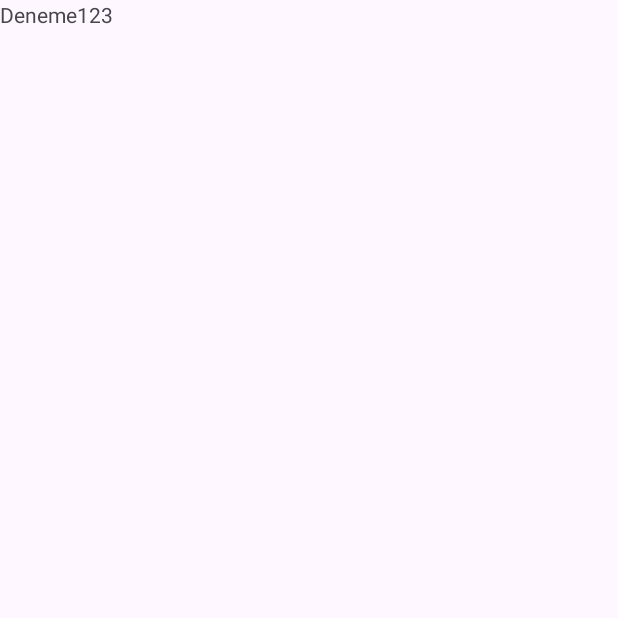
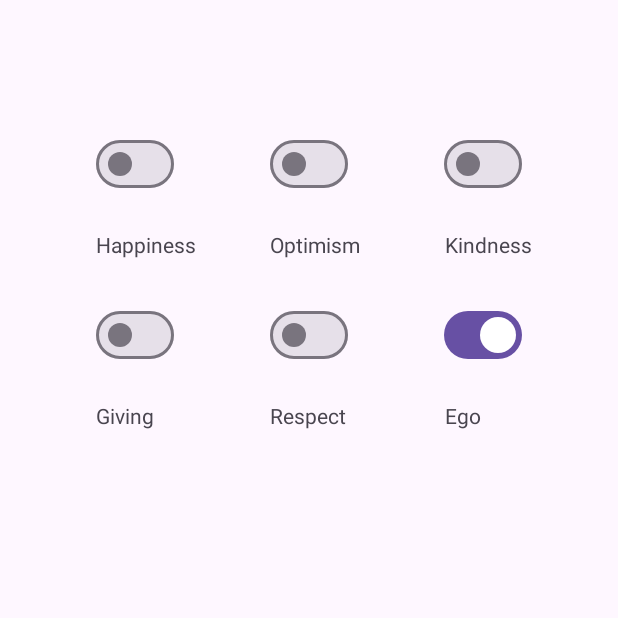
Before and after one commit to thwisse/DisableTheEgo, an Android app: the screen it shows after launch (MainActivity), on a phone screen of 412 x 824 dp, the top half of it. Before the commit the part shown is almost empty. Run offline under Robolectric (Android 15) with nearby library versions, the phone set to English and light mode, and no system bars.

Commit message:
swithcler eklendi

```diff
--- a/DisableTheEgo/app/src/main/res/layout/fragment_main.xml
+++ b/DisableTheEgo/app/src/main/res/layout/fragment_main.xml
@@ -1,14 +1,134 @@
 <?xml version="1.0" encoding="utf-8"?>
-<FrameLayout xmlns:android="http://schemas.android.com/apk/res/android"
+<androidx.constraintlayout.widget.ConstraintLayout xmlns:android="http://schemas.android.com/apk/res/android"
+    xmlns:app="http://schemas.android.com/apk/res-auto"
     xmlns:tools="http://schemas.android.com/tools"
     android:layout_width="match_parent"
     android:layout_height="match_parent"
     tools:context=".MainFragment">
 
-    <!-- TODO: Update blank fragment layout -->
     <TextView
-        android:layout_width="match_parent"
-        android:layout_height="match_parent"
-        android:text="Deneme123" />
+        android:id="@+id/twKindness"
+        android:layout_width="wrap_content"
+        android:layout_height="wrap_content"
+        android:layout_marginStart="56dp"
+        android:layout_marginTop="20dp"
+        android:layout_marginEnd="57dp"
+        android:text="@string/kindness"
+        app:layout_constraintEnd_toEndOf="parent"
+        app:layout_constraintStart_toEndOf="@+id/twOptimism"
+        app:layout_constraintTop_toBottomOf="@+id/swKindness" />
 
-</FrameLayout>
+    <TextView
+        android:id="@+id/twHappiness"
+        android:layout_width="wrap_content"
+        android:layout_height="wrap_content"
+        android:layout_marginStart="64dp"
+        android:layout_marginTop="20dp"
+        android:text="@string/happiness"
+        app:layout_constraintStart_toStartOf="parent"
+        app:layout_constraintTop_toBottomOf="@+id/swHappiness" />
+
+    <TextView
+        android:id="@+id/twOptimism"
+        android:layout_width="wrap_content"
+        android:layout_height="wrap_content"
+        android:layout_marginStart="49dp"
+        android:layout_marginTop="20dp"
+        android:text="@string/optimism"
+        app:layout_constraintStart_toEndOf="@+id/twHappiness"
+        app:layout_constraintTop_toBottomOf="@+id/swOptimism" />
+
+    <com.google.android.material.materialswitch.MaterialSwitch
+        android:id="@+id/swKindness"
+        android:layout_width="wrap_content"
+        android:layout_height="wrap_content"
+        android:layout_marginTop="85dp"
+        app:layout_constraintEnd_toEndOf="parent"
+        app:layout_constraintHorizontal_bias="0.5"
+        app:layout_constraintStart_toEndOf="@+id/swOptimism"
+        app:layout_constraintTop_toTopOf="parent" />
+
+    <com.google.android.material.materialswitch.MaterialSwitch
+        android:id="@+id/swHappiness"
+        android:layout_width="wrap_content"
+        android:layout_height="wrap_content"
+        android:layout_marginTop="85dp"
+        app:layout_constraintEnd_toStartOf="@+id/swOptimism"
+        app:layout_constraintHorizontal_bias="0.5"
+        app:layout_constraintStart_toStartOf="parent"
+        app:layout_constraintTop_toTopOf="parent" />
+
+    <com.google.android.material.materialswitch.MaterialSwitch
+        android:id="@+id/swOptimism"
+        android:layout_width="wrap_content"
+        android:layout_height="wrap_content"
+        android:layout_marginTop="85dp"
+        app:layout_constraintEnd_toStartOf="@+id/swKindness"
+        app:layout_constraintHorizontal_bias="0.5"
+        app:layout_constraintStart_toEndOf="@+id/swHappiness"
+        app:layout_constraintTop_toTopOf="parent" />
+
+    <com.google.android.material.materialswitch.MaterialSwitch
+        android:id="@+id/swEgo"
+        android:layout_width="wrap_content"
+        android:layout_height="wrap_content"
+        android:layout_marginTop="66dp"
+        android:checked="true"
+        app:layout_constraintEnd_toEndOf="parent"
+        app:layout_constraintHorizontal_bias="0.5"
+        app:layout_constraintStart_toEndOf="@+id/swRespect"
+        app:layout_constraintTop_toBottomOf="@+id/swKindness" />
+
+    <com.google.android.material.materialswitch.MaterialSwitch
+        android:id="@+id/swGiving"
+        android:layout_width="wrap_content"
+        android:layout_height="wrap_content"
+        android:layout_marginTop="66dp"
+        app:layout_constraintEnd_toStartOf="@+id/swRespect"
+        app:layout_constraintHorizontal_bias="0.5"
+        app:layout_constraintStart_toStartOf="parent"
+        app:layout_constraintTop_toBottomOf="@+id/swHappiness" />
+
+    <TextView
+        android:id="@+id/twEgo"
+        android:layout_width="wrap_content"
+        android:layout_height="wrap_content"
+        android:layout_marginStart="65dp"
+        android:layout_marginTop="20dp"
+        android:layout_marginEnd="91dp"
+        android:text="@string/ego"
+        app:layout_constraintEnd_toEndOf="parent"
+        app:layout_constraintStart_toEndOf="@+id/twRespect"
+        app:layout_constraintTop_toBottomOf="@+id/swEgo" />
+
+    <TextView
+        android:id="@+id/twRespect"
+        android:layout_width="wrap_content"
+        android:layout_height="wrap_content"
+        android:layout_marginStart="77dp"
+        android:layout_marginTop="20dp"
+        android:text="@string/respect"
+        app:layout_constraintStart_toEndOf="@+id/twGiving"
+        app:layout_constraintTop_toBottomOf="@+id/swRespect" />
+
+    <TextView
+        android:id="@+id/twGiving"
+        android:layout_width="wrap_content"
+        android:layout_height="wrap_content"
+        android:layout_marginStart="64dp"
+        android:layout_marginTop="20dp"
+        android:text="@string/giving"
+        app:layout_constraintStart_toStartOf="parent"
+        app:layout_constraintTop_toBottomOf="@+id/swGiving" />
+
+    <com.google.android.material.materialswitch.MaterialSwitch
+        android:id="@+id/swRespect"
+        android:layout_width="wrap_content"
+        android:layout_height="wrap_content"
+        android:layout_marginTop="66dp"
+        app:layout_constraintEnd_toStartOf="@+id/swEgo"
+        app:layout_constraintHorizontal_bias="0.5"
+        app:layout_constraintStart_toEndOf="@+id/swGiving"
+        app:layout_constraintTop_toBottomOf="@+id/swOptimism" />
+
+</androidx.constraintlayout.widget.ConstraintLayout>
--- a/DisableTheEgo/app/src/main/res/values/strings.xml
+++ b/DisableTheEgo/app/src/main/res/values/strings.xml
@@ -2,4 +2,10 @@
     <string name="app_name">DisableTheEgo</string>
     <!-- TODO: Remove or change this placeholder text -->
     <string name="hello_blank_fragment">Hello blank fragment</string>
+    <string name="giving">Giving</string>
+    <string name="respect">Respect</string>
+    <string name="ego">Ego</string>
+    <string name="happiness">Happiness</string>
+    <string name="optimism">Optimism</string>
+    <string name="kindness">Kindness</string>
 </resources>
```
